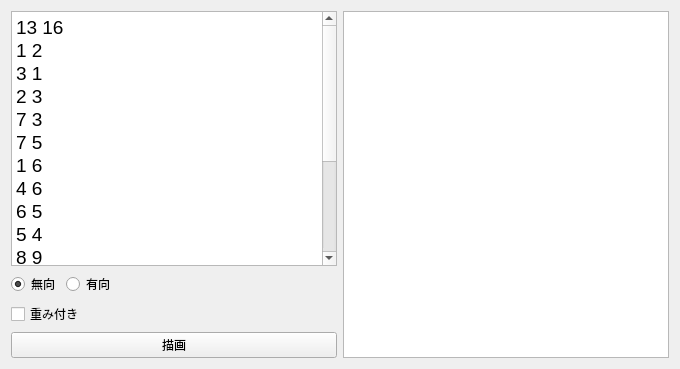
Above: form.ui from OUDON/GraphVisualizer before the change. Below: the same form after it.
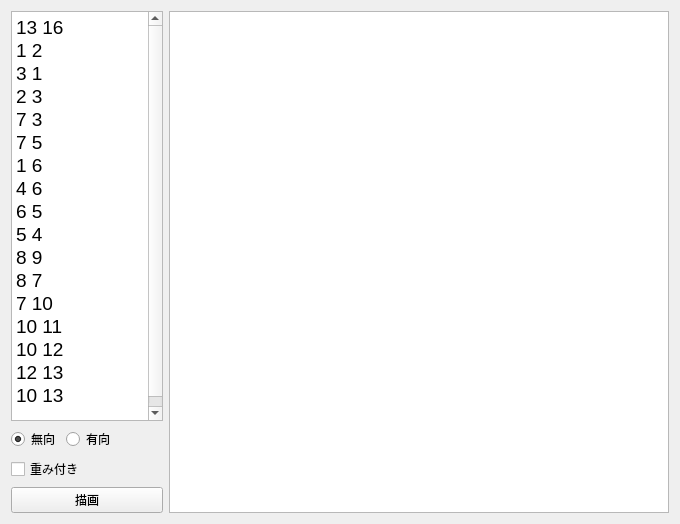
That is the form after the change.

Commit message: Change window size

```diff
--- a/form.ui
+++ b/form.ui
@@ -7,7 +7,7 @@
     <x>0</x>
     <y>0</y>
     <width>680</width>
-    <height>369</height>
+    <height>524</height>
    </rect>
   </property>
   <property name="windowTitle">
@@ -96,6 +96,12 @@
    </item>
    <item>
     <widget class="QGraphicsView" name="graphicsView">
+     <property name="minimumSize">
+      <size>
+       <width>500</width>
+       <height>500</height>
+      </size>
+     </property>
      <property name="resizeAnchor">
       <enum>QGraphicsView::NoAnchor</enum>
      </property>
```
The commit also changes 1 other file.
